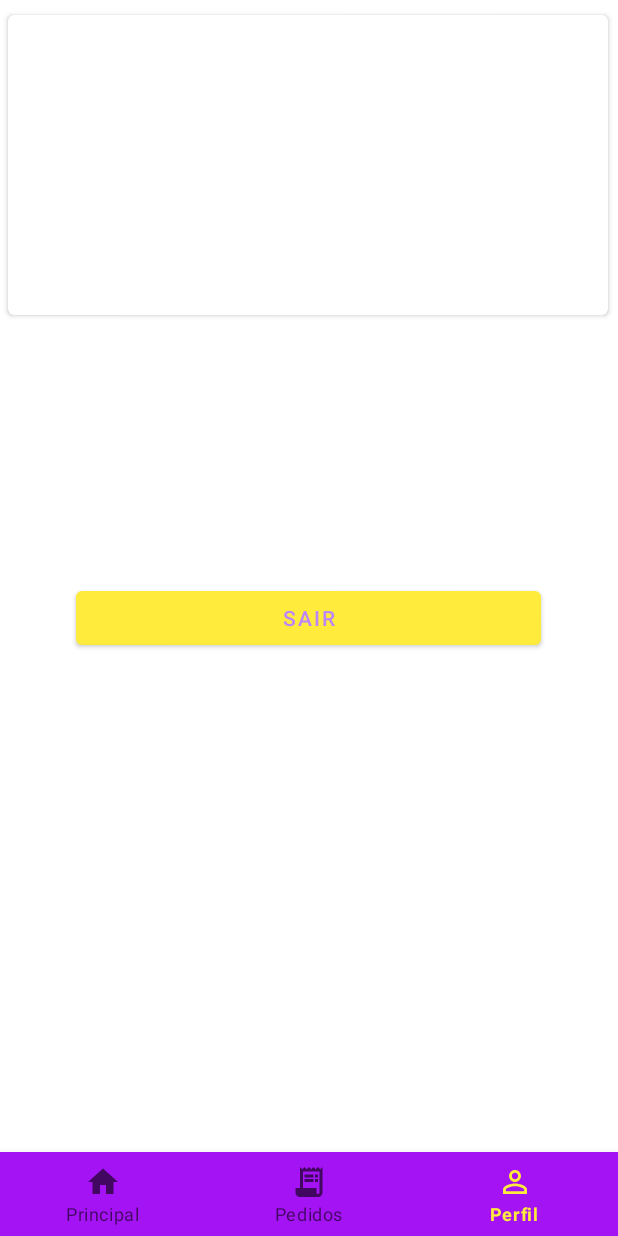
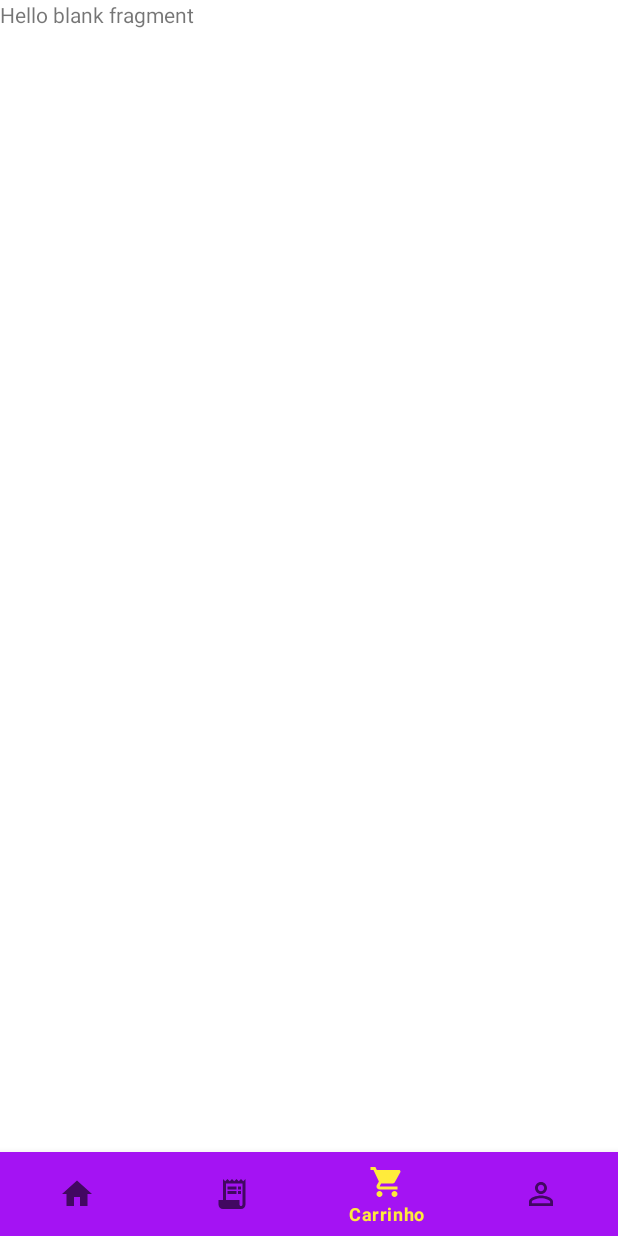
Before and after one commit to DavydeSouza/DEJTCC, an Android app: the screen it shows after launch once a user with an empty profile is signed in (MainActivity), item 3 of the bottom bar chosen, on a phone screen of 412 x 824 dp. Run offline under Robolectric (Android 15) with nearby library versions, the phone set to English and light mode, and no system bars; our stand-ins replace Firebase (no records; nobody signed in at launch, a user with empty details on screens opened directly).

Commit message:
4- commit menuzin

```diff
--- /dev/null
+++ b/app/src/main/java/com/example/dejtcc/Fragments/CartFragment.java
@@ -0,0 +1,66 @@
+package com.example.dejtcc.Fragments;
+
+import android.os.Bundle;
+
+import androidx.fragment.app.Fragment;
+
+import android.view.LayoutInflater;
+import android.view.View;
+import android.view.ViewGroup;
+
+import com.example.dejtcc.R;
+
+/**
+ * A simple {@link Fragment} subclass.
+ * Use the {@link CartFragment#newInstance} factory method to
+ * create an instance of this fragment.
+ */
+public class CartFragment extends Fragment {
+
+    // TODO: Rename parameter arguments, choose names that match
+    // the fragment initialization parameters, e.g. ARG_ITEM_NUMBER
+    private static final String ARG_PARAM1 = "param1";
+    private static final String ARG_PARAM2 = "param2";
+
+    // TODO: Rename and change types of parameters
+    private String mParam1;
+    private String mParam2;
+
+    public CartFragment() {
+        // Required empty public constructor
+    }
+
+    /**
+     * Use this factory method to create a new instance of
+     * this fragment using the provided parameters.
+     *
+     * @param param1 Parameter 1.
+     * @param param2 Parameter 2.
+     * @return A new instance of fragment CartFragment.
+     */
+    // TODO: Rename and change types and number of parameters
+    public static CartFragment newInstance(String param1, String param2) {
+        CartFragment fragment = new CartFragment();
+        Bundle args = new Bundle();
+        args.putString(ARG_PARAM1, param1);
+        args.putString(ARG_PARAM2, param2);
+        fragment.setArguments(args);
+        return fragment;
+    }
+
+    @Override
+    public void onCreate(Bundle savedInstanceState) {
+        super.onCreate(savedInstanceState);
+        if (getArguments() != null) {
+            mParam1 = getArguments().getString(ARG_PARAM1);
+            mParam2 = getArguments().getString(ARG_PARAM2);
+        }
+    }
+
+    @Override
+    public View onCreateView(LayoutInflater inflater, ViewGroup container,
+                             Bundle savedInstanceState) {
+        // Inflate the layout for this fragment
+        return inflater.inflate(R.layout.fragment_cart, container, false);
+    }
+}
--- a/app/src/main/java/com/example/dejtcc/MainActivity.java
+++ b/app/src/main/java/com/example/dejtcc/MainActivity.java
@@ -6,6 +6,7 @@ import androidx.appcompat.app.AppCompatActivity;
 import android.os.Bundle;
 import android.view.MenuItem;
 
+import com.example.dejtcc.Fragments.CartFragment;
 import com.example.dejtcc.Fragments.HomeFragment;
 import com.example.dejtcc.Fragments.ProfileFragments;
 import com.example.dejtcc.Fragments.RequestFrament;
@@ -17,6 +18,7 @@ public class MainActivity extends AppCompatActivity {
     HomeFragment homeFragment = new HomeFragment();
     ProfileFragments profileFragments = new ProfileFragments();
     RequestFrament requestFrament = new RequestFrament();
+    CartFragment cartFragment = new CartFragment();
 
     @Override
     protected void onCreate(Bundle savedInstanceState) {
@@ -38,6 +40,9 @@ public class MainActivity extends AppCompatActivity {
                     case R.id.perfil:
                         getSupportFragmentManager().beginTransaction().replace(R.id.container, profileFragments).commit();
                         return true;
+                    case R.id.carrinho:
+                        getSupportFragmentManager().beginTransaction().replace(R.id.container, cartFragment).commit();
+                        return true;
                 }
                 return false;
             }
--- /dev/null
+++ b/app/src/main/res/drawable/ic_baseline_shopping_cart_24.xml
@@ -0,0 +1,10 @@
+<vector xmlns:android="http://schemas.android.com/apk/res/android"
+    android:width="24dp"
+    android:height="24dp"
+    android:viewportWidth="24"
+    android:viewportHeight="24"
+    android:tint="?attr/colorControlNormal">
+  <path
+      android:fillColor="@android:color/white"
+      android:pathData="M7,18c-1.1,0 -1.99,0.9 -1.99,2S5.9,22 7,22s2,-0.9 2,-2 -0.9,-2 -2,-2zM1,2v2h2l3.6,7.59 -1.35,2.45c-0.16,0.28 -0.25,0.61 -0.25,0.96 0,1.1 0.9,2 2,2h12v-2L7.42,15c-0.14,0 -0.25,-0.11 -0.25,-0.25l0.03,-0.12 0.9,-1.63h7.45c0.75,0 1.41,-0.41 1.75,-1.03l3.58,-6.49c0.08,-0.14 0.12,-0.31 0.12,-0.48 0,-0.55 -0.45,-1 -1,-1L5.21,4l-0.94,-2L1,2zM17,18c-1.1,0 -1.99,0.9 -1.99,2s0.89,2 1.99,2 2,-0.9 2,-2 -0.9,-2 -2,-2z"/>
+</vector>
--- /dev/null
+++ b/app/src/main/res/layout/fragment_cart.xml
@@ -0,0 +1,14 @@
+<?xml version="1.0" encoding="utf-8"?>
+<FrameLayout xmlns:android="http://schemas.android.com/apk/res/android"
+    xmlns:tools="http://schemas.android.com/tools"
+    android:layout_width="match_parent"
+    android:layout_height="match_parent"
+    tools:context=".Fragments.CartFragment">
+
+    <!-- TODO: Update blank fragment layout -->
+    <TextView
+        android:layout_width="match_parent"
+        android:layout_height="match_parent"
+        android:text="@string/hello_blank_fragment" />
+
+</FrameLayout>
--- a/app/src/main/res/menu/menuzin.xml
+++ b/app/src/main/res/menu/menuzin.xml
@@ -10,8 +10,11 @@
         android:icon="@drawable/ic_baseline_receipt_long_24"
         android:title="@string/pedidos"/>
     <item
+        android:id="@+id/carrinho"
+        android:icon="@drawable/ic_baseline_shopping_cart_24"
+        android:title="Carrinho"/>
+    <item
         android:id="@+id/perfil"
-
         android:icon="@drawable/ic_baseline_person_outline_24"
         android:title="@string/perfil"/>
 </menu>
```
